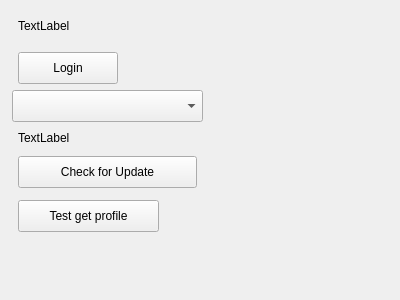
Qt form settingwindow.ui (b123400/tootrain-qt) before a commit.
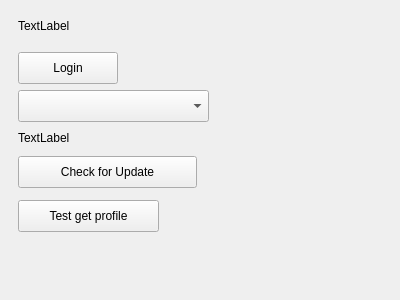
The same form after that commit.

Commit message: More localisation, fix preference window size

```diff
--- a/settingwindow.ui
+++ b/settingwindow.ui
@@ -10,6 +10,24 @@
     <height>300</height>
    </rect>
   </property>
+  <property name="sizePolicy">
+   <sizepolicy hsizetype="Fixed" vsizetype="Fixed">
+    <horstretch>0</horstretch>
+    <verstretch>0</verstretch>
+   </sizepolicy>
+  </property>
+  <property name="minimumSize">
+   <size>
+    <width>400</width>
+    <height>300</height>
+   </size>
+  </property>
+  <property name="maximumSize">
+   <size>
+    <width>400</width>
+    <height>300</height>
+   </size>
+  </property>
   <property name="windowTitle">
    <string>Preferences</string>
   </property>
@@ -55,7 +73,7 @@
   <widget class="QComboBox" name="screenComboBox">
    <property name="geometry">
     <rect>
-     <x>12</x>
+     <x>18</x>
      <y>90</y>
      <width>191</width>
      <height>32</height>
```
The commit also changes 4 other files.
